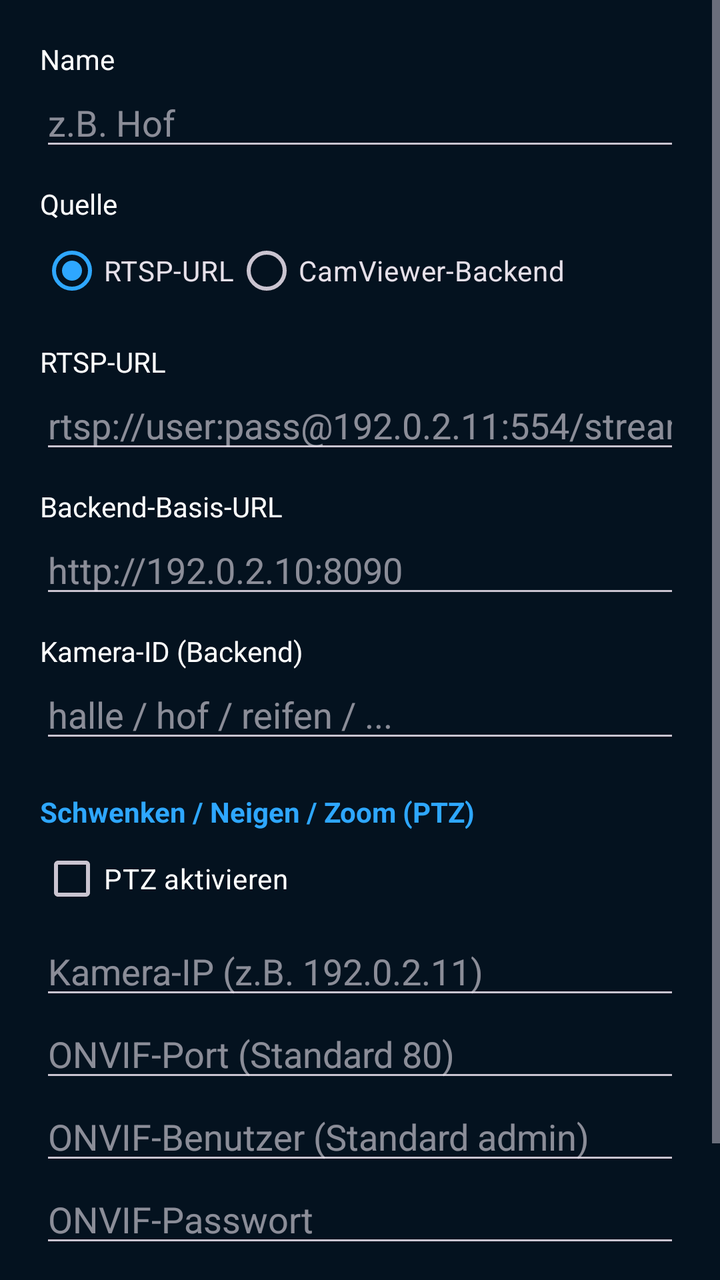
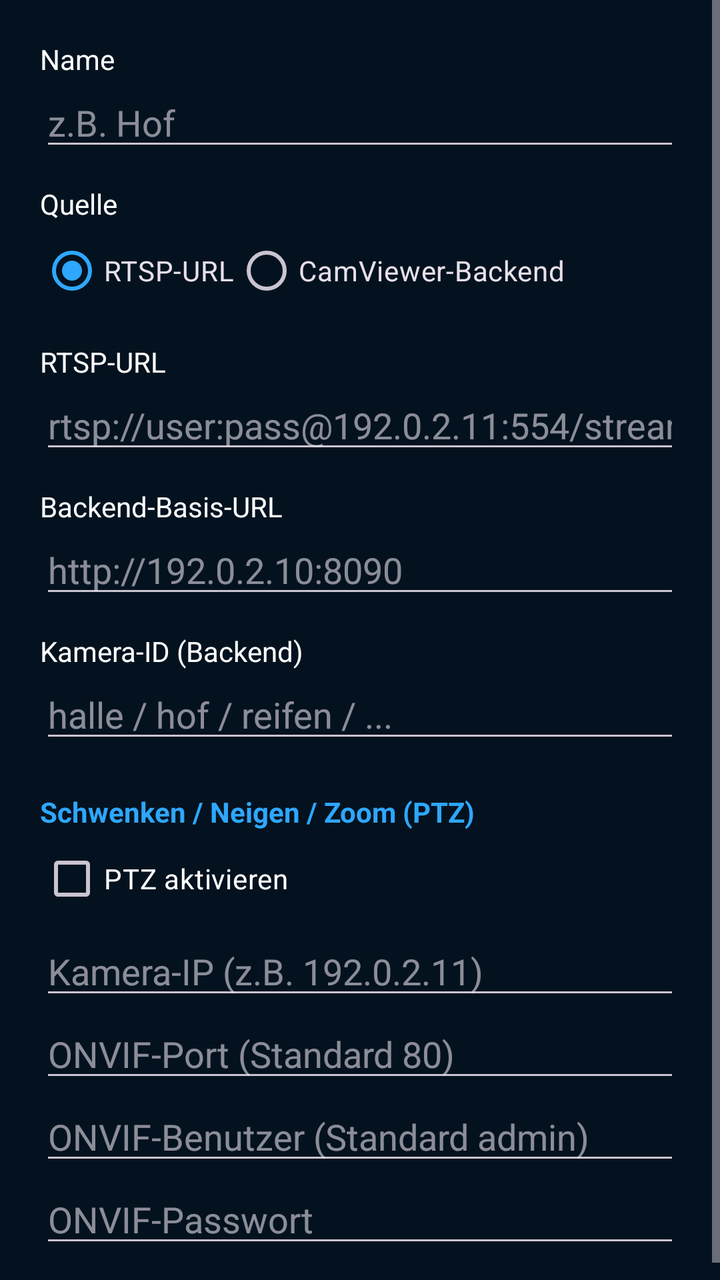

Two renders of the same Android screen: before a commit and after it. Below are the layout's source before the change and the commit's diff.
<!-- AndroidManifest.xml: application theme Theme.SmartysCamViewer -->
<!-- res/layout/dialog_camera.xml -->
<?xml version="1.0" encoding="utf-8"?>
<ScrollView xmlns:android="http://schemas.android.com/apk/res/android"
    android:layout_width="match_parent"
    android:layout_height="wrap_content">

    <LinearLayout
        android:layout_width="match_parent"
        android:layout_height="wrap_content"
        android:orientation="vertical"
        android:padding="20dp">

        <TextView
            android:layout_width="wrap_content"
            android:layout_height="wrap_content"
            android:text="Name"
            android:textColor="@color/white" />
        <EditText
            android:id="@+id/in_name"
            android:layout_width="match_parent"
            android:layout_height="wrap_content"
            android:hint="z.B. Hof"
            android:inputType="text" />

        <TextView
            android:layout_width="wrap_content"
            android:layout_height="wrap_content"
            android:layout_marginTop="12dp"
            android:text="Quelle"
            android:textColor="@color/white" />
        <RadioGroup
            android:id="@+id/source_group"
            android:layout_width="match_parent"
            android:layout_height="wrap_content"
            android:orientation="horizontal">
            <RadioButton
                android:id="@+id/rb_rtsp"
                android:layout_width="wrap_content"
                android:layout_height="wrap_content"
                android:text="RTSP-URL"
                android:checked="true" />
            <RadioButton
                android:id="@+id/rb_backend"
                android:layout_width="wrap_content"
                android:layout_height="wrap_content"
                android:text="CamViewer-Backend" />
        </RadioGroup>

        <TextView
            android:layout_width="wrap_content"
            android:layout_height="wrap_content"
            android:layout_marginTop="12dp"
            android:text="RTSP-URL"
            android:textColor="@color/white" />
        <EditText
            android:id="@+id/in_rtsp"
            android:layout_width="match_parent"
            android:layout_height="wrap_content"
            android:hint="rtsp://user:pass@192.0.2.11:554/stream1"
            android:inputType="textUri" />

        <TextView
            android:layout_width="wrap_content"
            android:layout_height="wrap_content"
            android:layout_marginTop="12dp"
            android:text="Backend-Basis-URL"
            android:textColor="@color/white" />
        <EditText
            android:id="@+id/in_backend"
            android:layout_width="match_parent"
            android:layout_height="wrap_content"
            android:hint="http://192.0.2.10:8090"
            android:inputType="textUri" />

        <TextView
            android:layout_width="wrap_content"
            android:layout_height="wrap_content"
            android:layout_marginTop="12dp"
            android:text="Kamera-ID (Backend)"
            android:textColor="@color/white" />
        <EditText
            android:id="@+id/in_camid"
            android:layout_width="match_parent"
            android:layout_height="wrap_content"
            android:hint="halle / hof / reifen / ..."
            android:inputType="text" />

        
        <TextView
            android:layout_width="wrap_content"
            android:layout_height="wrap_content"
            android:layout_marginTop="20dp"
            android:text="Schwenken / Neigen / Zoom (PTZ)"
            android:textColor="@color/accent"
            android:textStyle="bold" />

        <CheckBox
            android:id="@+id/cb_ptz"
            android:layout_width="wrap_content"
            android:layout_height="wrap_content"
            android:text="PTZ aktivieren"
            android:textColor="@color/white" />

        <EditText
            android:id="@+id/in_ptz_host"
            android:layout_width="match_parent"
            android:layout_height="wrap_content"
            android:hint="Kamera-IP (z.B. 192.0.2.11)"
            android:inputType="text" />

        <EditText
            android:id="@+id/in_ptz_port"
            android:layout_width="match_parent"
            android:layout_height="wrap_content"
            android:hint="ONVIF-Port (Standard 80)"
            android:inputType="number" />

        <EditText
            android:id="@+id/in_ptz_user"
            android:layout_width="match_parent"
            android:layout_height="wrap_content"
            android:hint="ONVIF-Benutzer (Standard admin)"
            android:inputType="text" />

        <EditText
            android:id="@+id/in_ptz_pass"
            android:layout_width="match_parent"
            android:layout_height="wrap_content"
            android:hint="ONVIF-Passwort"
            android:inputType="textPassword" />

        <LinearLayout
            android:layout_width="match_parent"
            android:layout_height="wrap_content"
            android:orientation="horizontal"
            android:layout_marginTop="20dp">
            <Button
                android:id="@+id/btn_cancel"
                android:layout_width="0dp"
                android:layout_height="wrap_content"
                android:layout_weight="1"
                android:text="Abbrechen" />
            <Button
                android:id="@+id/btn_save"
                android:layout_width="0dp"
                android:layout_height="wrap_content"
                android:layout_weight="1"
                android:layout_marginStart="8dp"
                android:text="Speichern" />
        </LinearLayout>
    </LinearLayout>
</ScrollView>
<!-- resources referenced by this layout -->
<resources>
  <color name="accent">#FF2EA7FF</color>
  <color name="white">#FFFFFFFF</color>
  <style name="Theme.SmartysCamViewer" parent="Theme.Material3.Dark.NoActionBar">
          <item name="colorPrimary">@color/accent</item>
          <item name="android:statusBarColor">@color/bg_dark</item>
          <item name="android:windowBackground">@color/bg_dark</item>
      </style>
  <color name="bg_dark">#FF04121F</color>
</resources>

<!-- the commit's change to res/layout/dialog_camera.xml (unified diff, before → after) -->
@@ -127,25 +127,5 @@
             android:layout_height="wrap_content"
             android:hint="ONVIF-Passwort"
             android:inputType="textPassword" />
-
-        <LinearLayout
-            android:layout_width="match_parent"
-            android:layout_height="wrap_content"
-            android:orientation="horizontal"
-            android:layout_marginTop="20dp">
-            <Button
-                android:id="@+id/btn_cancel"
-                android:layout_width="0dp"
-                android:layout_height="wrap_content"
-                android:layout_weight="1"
-                android:text="Abbrechen" />
-            <Button
-                android:id="@+id/btn_save"
-                android:layout_width="0dp"
-                android:layout_height="wrap_content"
-                android:layout_weight="1"
-                android:layout_marginStart="8dp"
-                android:text="Speichern" />
-        </LinearLayout>
     </LinearLayout>
 </ScrollView>
